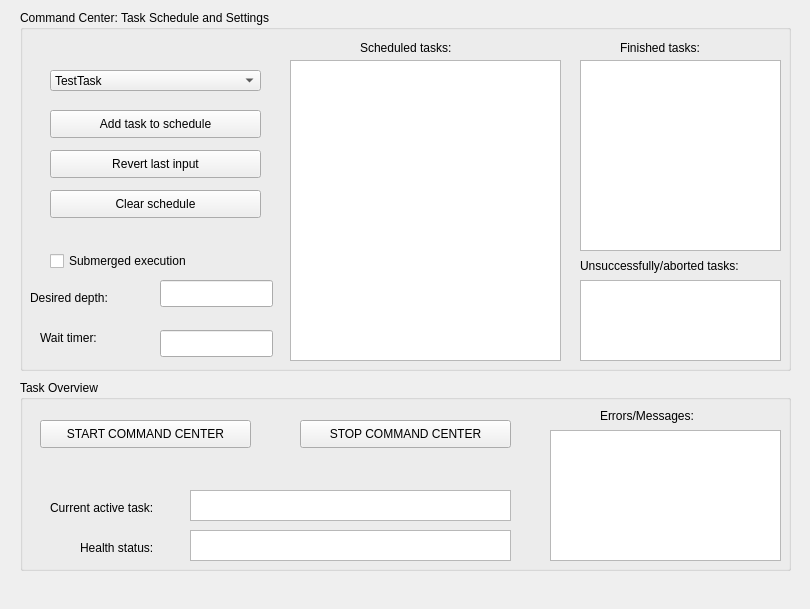
Before: the Qt Designer form Hanse/CommandCenter/commandcenterform.ui in iti-luebeck/HANSE2011, drawn with Qt 5.
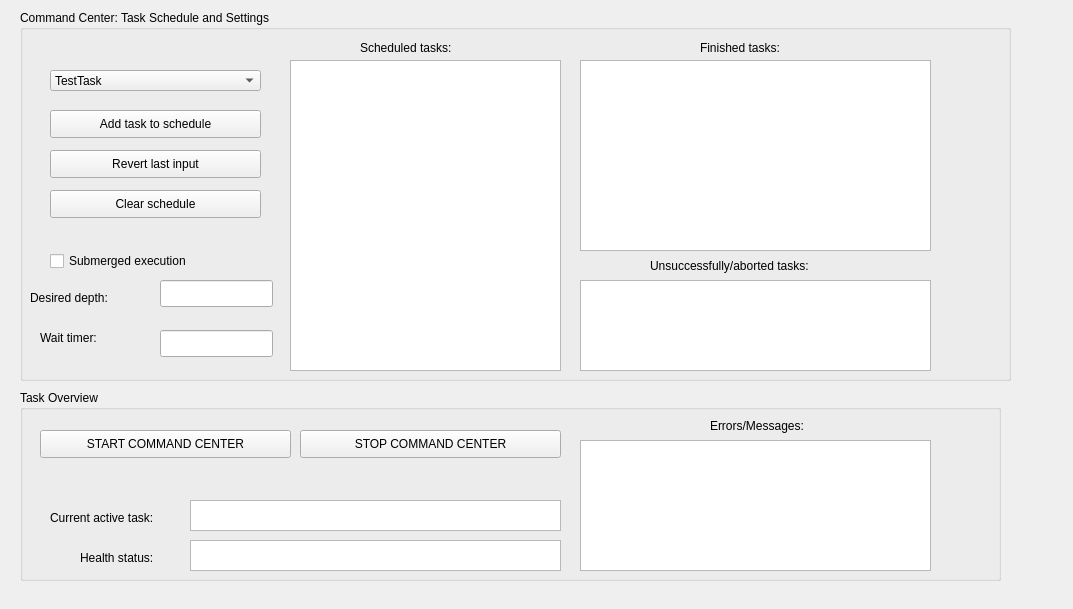
After: the same form once the commit is applied.

Diff of the .ui file:
```diff
--- a/Hanse/CommandCenter/commandcenterform.ui
+++ b/Hanse/CommandCenter/commandcenterform.ui
@@ -6,7 +6,7 @@
    <rect>
     <x>0</x>
     <y>0</y>
-    <width>810</width>
+    <width>1073</width>
     <height>609</height>
    </rect>
   </property>
@@ -18,8 +18,8 @@
     <rect>
      <x>20</x>
      <y>10</y>
-     <width>771</width>
-     <height>361</height>
+     <width>991</width>
+     <height>371</height>
     </rect>
    </property>
    <property name="title">
@@ -79,7 +79,7 @@
       <x>270</x>
       <y>50</y>
       <width>271</width>
-      <height>301</height>
+      <height>311</height>
      </rect>
     </property>
     <property name="autoFillBackground">
@@ -136,7 +136,7 @@
      <rect>
       <x>560</x>
       <y>50</y>
-      <width>201</width>
+      <width>351</width>
       <height>191</height>
      </rect>
     </property>
@@ -153,7 +153,7 @@
    <widget class="QLabel" name="label_6">
     <property name="geometry">
      <rect>
-      <x>600</x>
+      <x>680</x>
       <y>30</y>
       <width>111</width>
       <height>16</height>
@@ -168,8 +168,8 @@
      <rect>
       <x>560</x>
       <y>270</y>
-      <width>201</width>
-      <height>81</height>
+      <width>351</width>
+      <height>91</height>
      </rect>
     </property>
     <property name="autoFillBackground">
@@ -185,7 +185,7 @@
    <widget class="QLabel" name="label_7">
     <property name="geometry">
      <rect>
-      <x>560</x>
+      <x>630</x>
       <y>240</y>
       <width>211</width>
       <height>31</height>
@@ -259,8 +259,8 @@
    <property name="geometry">
     <rect>
      <x>20</x>
-     <y>380</y>
-     <width>771</width>
+     <y>390</y>
+     <width>981</width>
      <height>191</height>
     </rect>
    </property>
@@ -272,7 +272,7 @@
      <rect>
       <x>20</x>
       <y>40</y>
-      <width>211</width>
+      <width>251</width>
       <height>28</height>
      </rect>
     </property>
@@ -298,7 +298,7 @@
      <rect>
       <x>280</x>
       <y>40</y>
-      <width>211</width>
+      <width>261</width>
       <height>28</height>
      </rect>
     </property>
@@ -311,7 +311,7 @@
      <rect>
       <x>170</x>
       <y>110</y>
-      <width>321</width>
+      <width>371</width>
       <height>31</height>
      </rect>
     </property>
@@ -334,7 +334,7 @@
      <rect>
       <x>170</x>
       <y>150</y>
-      <width>321</width>
+      <width>371</width>
       <height>31</height>
      </rect>
     </property>
@@ -342,7 +342,7 @@
    <widget class="QLabel" name="label_5">
     <property name="geometry">
      <rect>
-      <x>580</x>
+      <x>690</x>
       <y>20</y>
       <width>141</width>
       <height>31</height>
@@ -355,9 +355,9 @@
    <widget class="QTextBrowser" name="errorOutput">
     <property name="geometry">
      <rect>
-      <x>530</x>
+      <x>560</x>
       <y>50</y>
-      <width>231</width>
+      <width>351</width>
       <height>131</height>
      </rect>
     </property>
```
